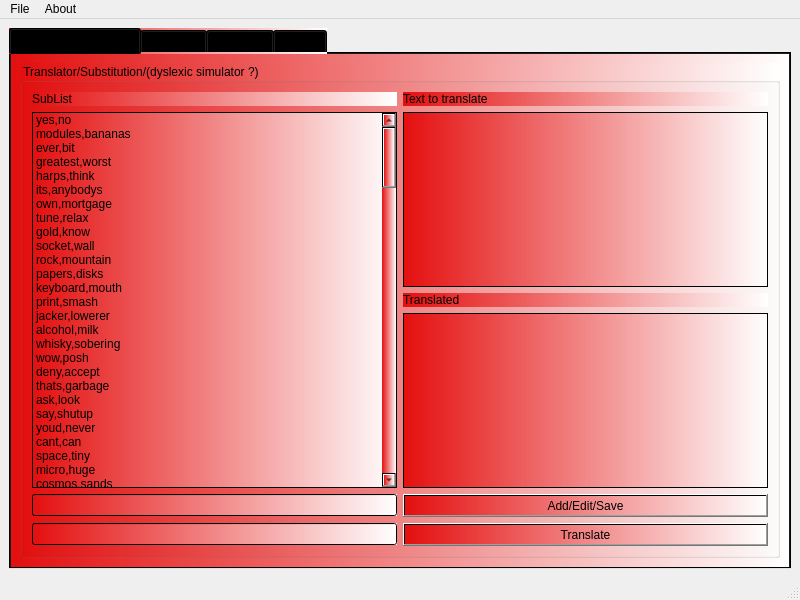
Before: the Qt Designer form mainwindow.ui in netpipe/RightHand, drawn with Qt 5.
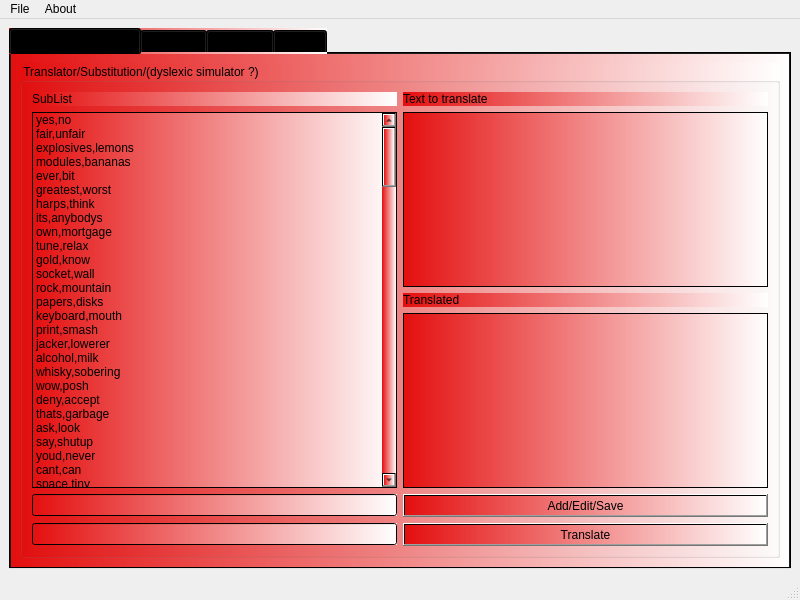
After: the same form once the commit is applied.

```diff
--- a/mainwindow.ui
+++ b/mainwindow.ui
@@ -88,6 +88,16 @@
                <string>yes,no</string>
               </property>
              </item>
+             <item>
+              <property name="text">
+               <string>fair,unfair</string>
+              </property>
+             </item>
+             <item>
+              <property name="text">
+               <string>explosives,lemons</string>
+              </property>
+             </item>
              <item>
               <property name="text">
                <string>modules,bananas</string>
```
